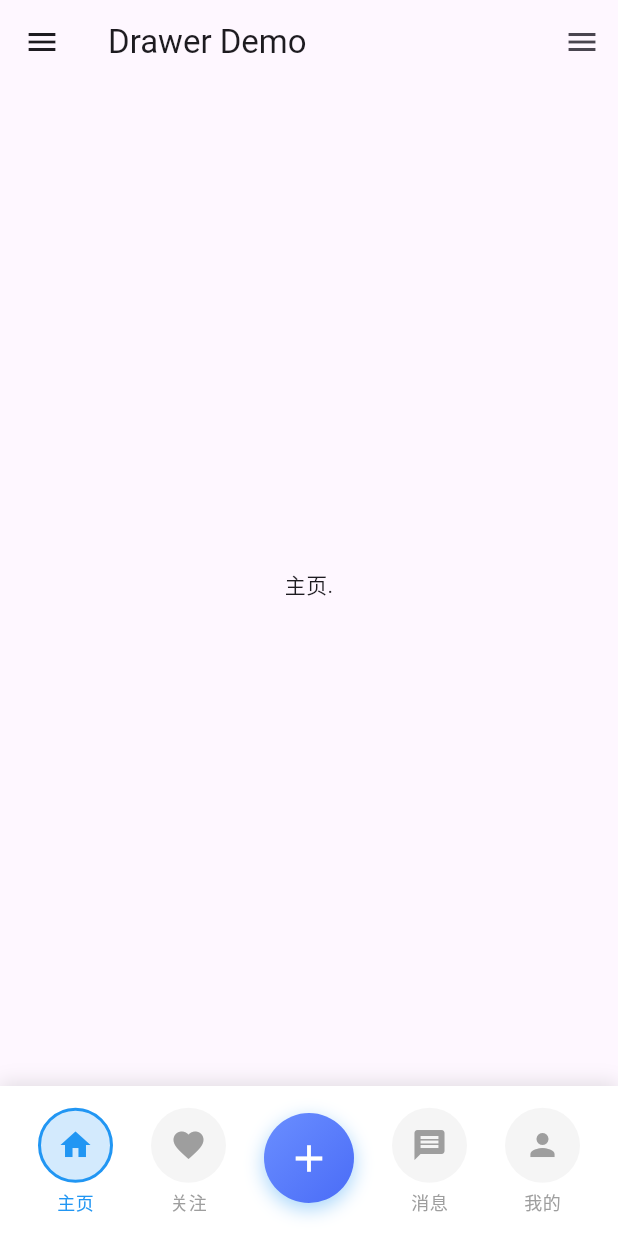
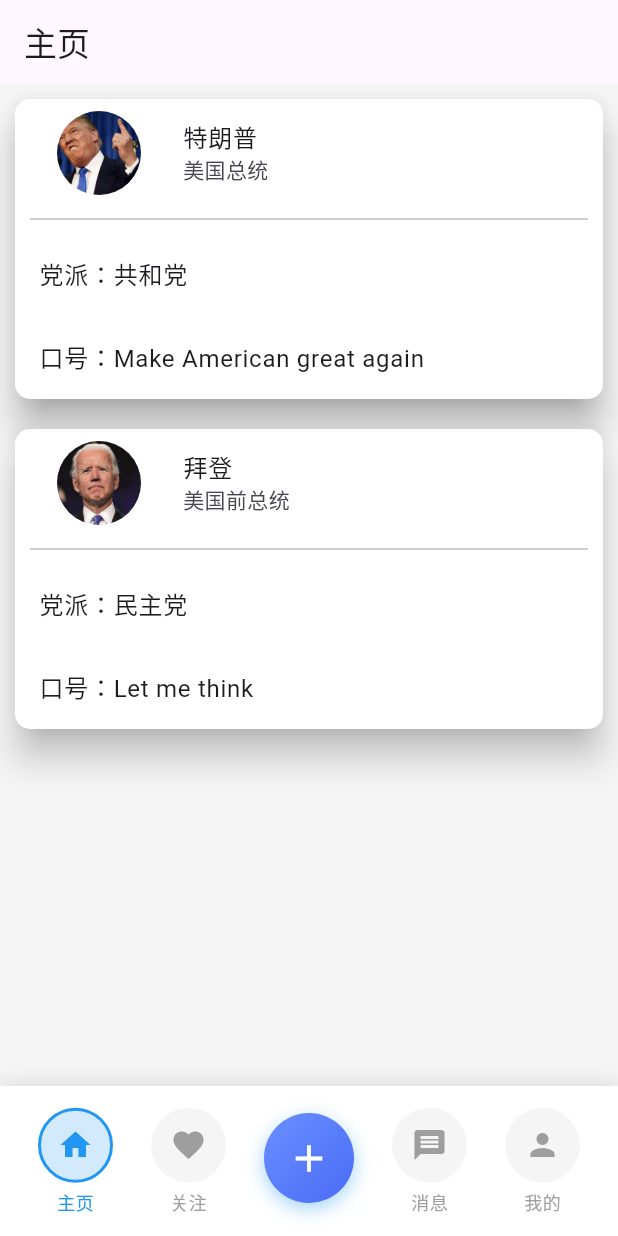
Before and after one commit to asklight/FirstAsk, a Flutter app: the screen it shows after launch, on a phone screen of 412 x 824 dp. Run offline on Flutter 3.47's test engine with Material 3 defaults, Android fonts, the phone set to English and light mode, and no system bars.

Commit message:
增添了主页面

```diff
--- a/lib/pages/home_page.dart
+++ b/lib/pages/home_page.dart
@@ -12,21 +12,76 @@ class _HomePageState extends State<HomePage>{
   @override
   Widget build(BuildContext context) {
     return Scaffold(
+        backgroundColor: Colors.grey[100],
         appBar: AppBar(
-          title: const Text('Drawer Demo'),
+          title: const Text('主页'),
         ),
-        body: const Center(
-            child: Text("主页.")
-        ),
+        body: ListView(
+          children: [
+            Card(
+              color: Colors.white,
+              margin: const EdgeInsets.all(10),
+              elevation: 10,
+              shadowColor: Colors.grey,
+              shape: const RoundedRectangleBorder(
+                borderRadius: BorderRadius.all(Radius.circular(10))
+              ),
+              child: Column(
+                children: [
+                  const ListTile(
+                    leading: CircleAvatar(
+                      radius: 40,
+                      backgroundImage: AssetImage("assets/images/trump.jpg"),
+                    ),
+                    title: Text("特朗普"),
+                    subtitle: Text("美国总统"),
+                  ),
+                  Divider(color: Colors.grey.shade400,indent: 10,endIndent: 10,thickness: 1),
+                  const ListTile(
+                    title: Text("党派：共和党",style: TextStyle(fontSize: 16),),
+                  ),
+                  const ListTile(
+                    title: Text("口号：Make American great again"),
+                  )
+                ],
+              ),
+            ),
+
+            Card(
+              color: Colors.white,
+              margin: EdgeInsets.all(10),
+              elevation: 10,
+              shadowColor: Colors.grey.shade400,
+              shape: const RoundedRectangleBorder(
+                borderRadius: BorderRadius.all(Radius.circular(10))
+              ),
+              child: Column(
+                children: [
+                  const ListTile(
+                    leading: CircleAvatar(
+                      radius: 40,
+                      backgroundImage: AssetImage("assets/images/biden.jpg"),
+                    ),
+                    title: Text("拜登"),
+                    subtitle: Text("美国前总统"),
+                  ),
+                  Divider(color: Colors.grey.shade400,indent: 10,endIndent: 10,thickness: 1),
+                  const ListTile(
+                    title: Text("党派：民主党",style: TextStyle(fontSize: 16),),
+                  ),
+                  const ListTile(
+                    title: Text("口号：Let me think"),
+                  )
+                ],
+              ),
+            )
+          ],
+        )
+        );
         // ------------添加左侧边栏---------------
         drawer: const Drawer(
           child: Text('左侧边栏'),
-        ),
-        // ------------添加右侧边栏---------------
-        endDrawer: const Drawer(
-            child: Text('右侧边栏')
-        )
-    );
+        );
   }
 
 }
--- a/lib/pages/message_page.dart
+++ b/lib/pages/message_page.dart
@@ -14,6 +14,7 @@ class _MessagePageState extends State<MessagePage>{
   @override
   Widget build(BuildContext context) {
     return Scaffold(
+      backgroundColor: Colors.grey[100],
       appBar: AppBar(
         title: const Text('消息'),
       ),
--- a/lib/pages/profile_page.dart
+++ b/lib/pages/profile_page.dart
@@ -319,7 +319,7 @@ class _ProfilePageState extends State<ProfilePage> {
               );
             },
           ),
-          _buildDivider(),
+          //_buildDivider(),
           _buildMenuItem(
             icon: Icons.photo_camera_back,
             iconColor: Colors.green,
@@ -331,7 +331,7 @@ class _ProfilePageState extends State<ProfilePage> {
               );
             },
           ),
-          _buildDivider(),
+          //_buildDivider(),
           _buildMenuItem(
             icon: Icons.card_membership,
             iconColor: Colors.red,
@@ -343,7 +343,7 @@ class _ProfilePageState extends State<ProfilePage> {
               );
             },
           ),
-          _buildDivider(),
+          //_buildDivider(),
           _buildMenuItem(
             icon: Icons.emoji_emotions,
             iconColor: Colors.purple,
```
